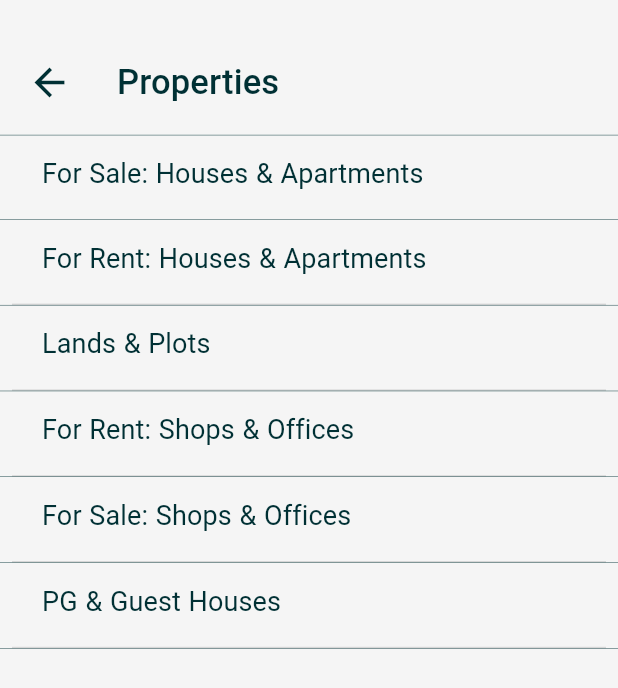
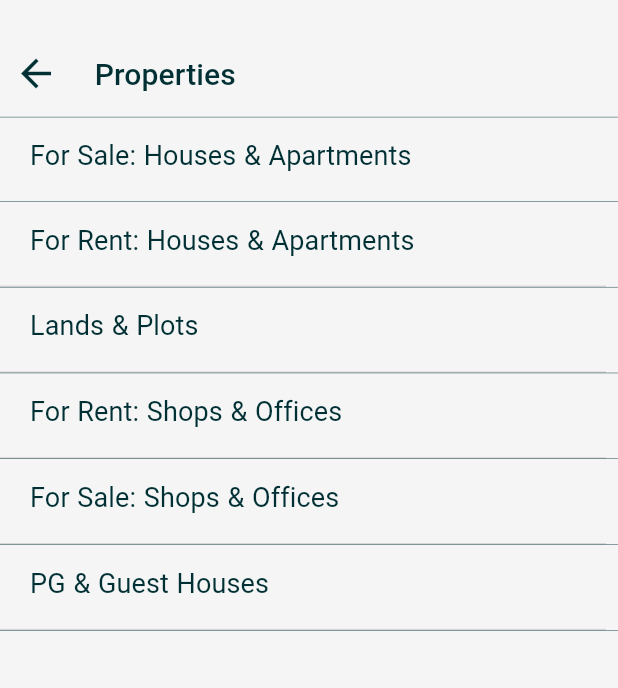
Before and after one commit to mubeenaTechknocks/olx, a Flutter app: the Properties screen opened directly, on a phone screen of 412 x 824 dp. Shown: the top 688 px of the screen. Run offline on Flutter 3.47's test engine with Material 2 defaults, Android fonts, the phone set to English and light mode, and no system bars; our stand-ins replace carousel_slider, material_design_icons_flutter; missing offline and left inert: flutter_statusbarcolor.

Commit message:
Update Properties.dart

```diff
--- a/lib/Properties.dart
+++ b/lib/Properties.dart
@@ -1,5 +1,7 @@
 //import 'package:flutter/cupertino.dart';
 import 'package:flutter/material.dart';
+
+import 'package:olx/sell.dart';
 
 class Properties extends StatefulWidget {
   @override
@@ -20,30 +22,30 @@ class PropertiesScreenState extends State<Properties> {
               Container(
                 width: MediaQuery.of(context).size.width,
                 child: Padding(
-                  padding: const EdgeInsets.fromLTRB(8.0, 0.0, 8.0, 0.0),
-                  child: InkWell(
-                    onTap: () => {},
+                  padding: const EdgeInsets.fromLTRB(0.0, 0.0, 8.0, 0.0),
                   child: Container(
-                      padding: EdgeInsets.only(bottom: 20.0),
-                      /*decoration: BoxDecoration(
-                          border: Border(
-                              bottom: BorderSide(
-                        color: Colors.black12,
-                        width: 1.0,
-                      ))),*/
+                    padding: EdgeInsets.only(bottom: 5.0),
                     child: Row(
                       mainAxisAlignment: MainAxisAlignment.start,
                       children: <Widget>[
                         Padding(
-                            padding: EdgeInsets.fromLTRB(10, 40, 0, 0),
-                            child: Icon(
+                          padding: EdgeInsets.fromLTRB(0, 25, 0, 0),
+                          child: IconButton(
+                              icon: Icon(
                                 Icons.arrow_back,
                                 color: Color.fromRGBO(0, 48, 52, 1),
                                 size: 30.0,
                               ),
+                              onPressed: () => setState(() {
+                                    Navigator.push(
+                                      context,
+                                      MaterialPageRoute(
+                                          builder: (context) => Sell()),
+                                    );
+                                  })),
                         ),
                         Padding(
-                            padding: EdgeInsets.fromLTRB(20.0, 40.0, 15.0, 0),
+                          padding: EdgeInsets.fromLTRB(0, 25.0, 15.0, 0),
                           child: Padding(
                             padding: EdgeInsets.symmetric(
                                 vertical: 0.0, horizontal: 10.0),
@@ -51,9 +53,9 @@ class PropertiesScreenState extends State<Properties> {
                               crossAxisAlignment: CrossAxisAlignment.start,
                               children: <Widget>[
                                 Text(
-                                    'Properties',
+                                  ' Properties',
                                   style: TextStyle(
-                                      fontSize: 23.0,
+                                    fontSize: 20.0,
                                     fontWeight: FontWeight.w500,
                                     color: Color.fromRGBO(0, 48, 52, 1),
                                     letterSpacing: .1,
@@ -69,7 +71,6 @@ class PropertiesScreenState extends State<Properties> {
                   ),
                 ),
               ),
-              ),
               const Divider(
                 color: Color.fromRGBO(0, 48, 52, 1),
                 height: 0.2,
@@ -79,7 +80,7 @@ class PropertiesScreenState extends State<Properties> {
               ),
               Container(
                 child: Padding(
-                  padding: const EdgeInsets.fromLTRB(8.0, 0.0, 8.0, 0.0),
+                  padding: const EdgeInsets.fromLTRB(0.0, 0.0, 8.0, 0.0),
                   child: InkWell(
                     onTap: () => {},
                     child: Container(
@@ -127,7 +128,7 @@ class PropertiesScreenState extends State<Properties> {
               ),
               Container(
                 child: Padding(
-                  padding: const EdgeInsets.fromLTRB(8.0, 0.0, 8.0, 0.0),
+                  padding: const EdgeInsets.fromLTRB(0.0, 0.0, 8.0, 0.0),
                   child: InkWell(
                     onTap: () => {},
                     child: Container(
@@ -181,7 +182,7 @@ class PropertiesScreenState extends State<Properties> {
               ),
               Container(
                 child: Padding(
-                  padding: const EdgeInsets.fromLTRB(8.0, 0.0, 8.0, 0.0),
+                  padding: const EdgeInsets.fromLTRB(0.0, 0.0, 8.0, 0.0),
                   child: InkWell(
                     onTap: () => {},
                     child: Container(
@@ -235,7 +236,7 @@ class PropertiesScreenState extends State<Properties> {
               ),
               Container(
                 child: Padding(
-                  padding: const EdgeInsets.fromLTRB(8.0, 0.0, 8.0, 0.0),
+                  padding: const EdgeInsets.fromLTRB(0.0, 0.0, 8.0, 0.0),
                   child: InkWell(
                     onTap: () => {},
                     child: Container(
@@ -289,7 +290,7 @@ class PropertiesScreenState extends State<Properties> {
               ),
               Container(
                 child: Padding(
-                  padding: const EdgeInsets.fromLTRB(8.0, 0.0, 8.0, 0.0),
+                  padding: const EdgeInsets.fromLTRB(0.0, 0.0, 8.0, 0.0),
                   child: InkWell(
                     onTap: () => {},
                     child: Container(
@@ -343,7 +344,7 @@ class PropertiesScreenState extends State<Properties> {
               ),
               Container(
                 child: Padding(
-                  padding: const EdgeInsets.fromLTRB(8.0, 0.0, 8.0, 0.0),
+                  padding: const EdgeInsets.fromLTRB(0.0, 0.0, 8.0, 0.0),
                   child: InkWell(
                     onTap: () => {},
                     child: Container(
```
Lines whose indentation alone changed are shown as unchanged.
